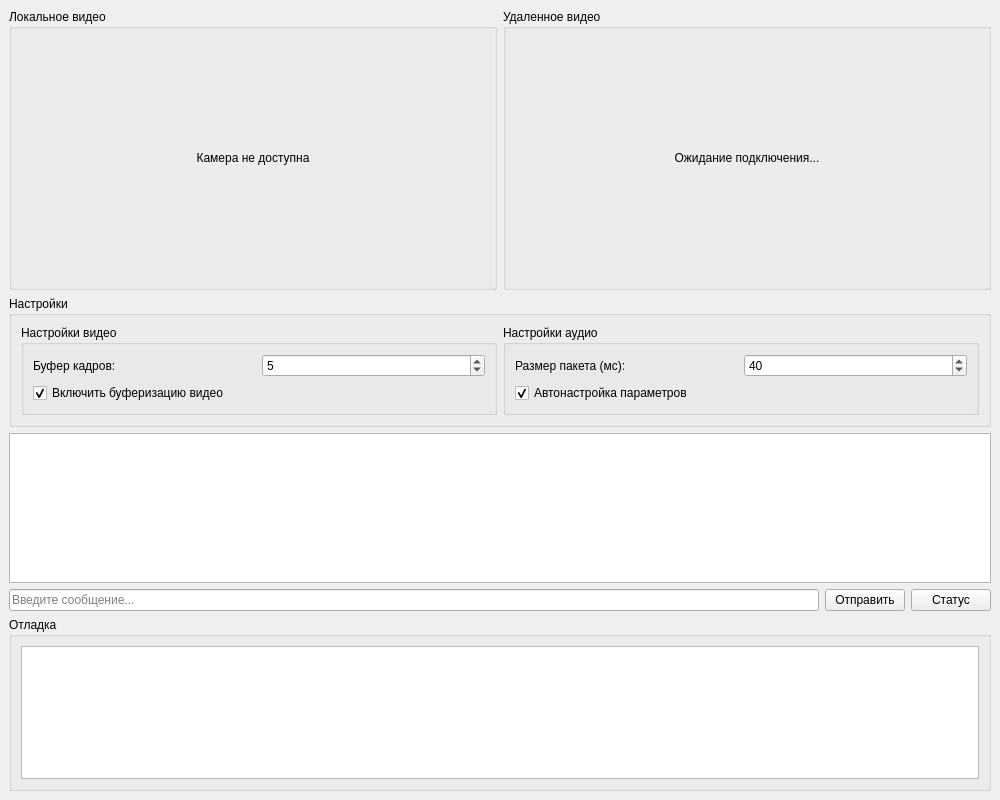
First picture: the form in chatwindow.ui, repository EpNKM/VladioChad, before the edit.
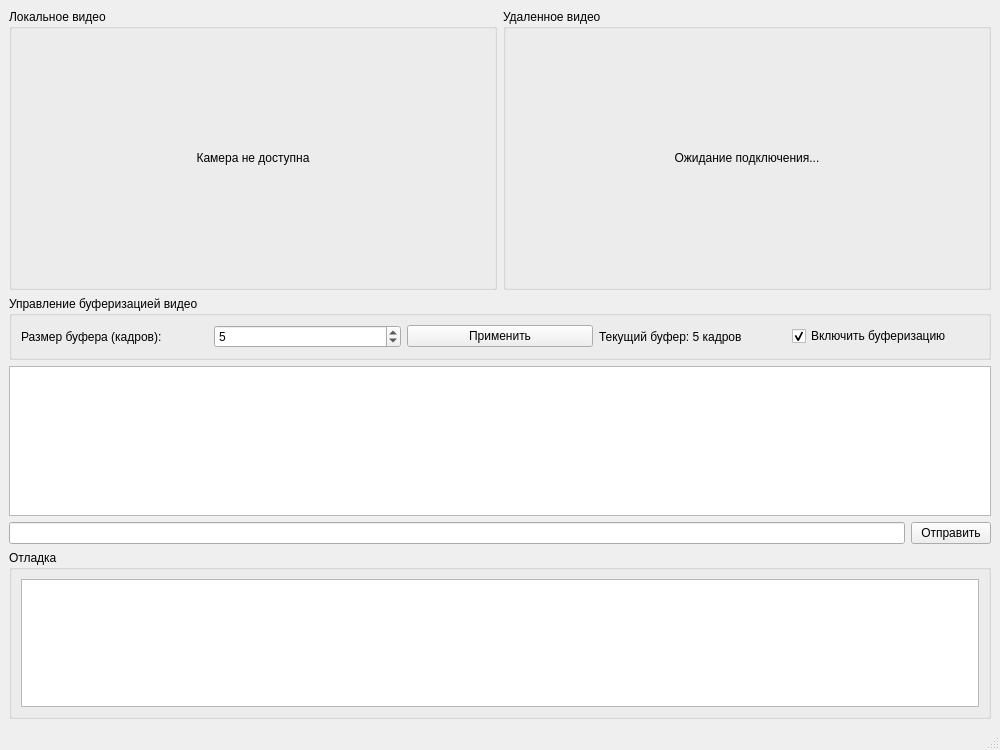
Second picture: the form after the edit.

Patch:
```diff
--- a/chatwindow.ui
+++ b/chatwindow.ui
@@ -7,7 +7,7 @@
     <x>0</x>
     <y>0</y>
     <width>1000</width>
-    <height>800</height>
+    <height>750</height>
    </rect>
   </property>
   <property name="windowTitle">
@@ -72,26 +72,18 @@
     <item>
      <widget class="QGroupBox" name="settingsGroup">
       <property name="title">
-       <string>Настройки</string>
+       <string>Управление буферизацией видео</string>
       </property>
       <layout class="QHBoxLayout" name="horizontalLayout_4">
        <item>
-        <widget class="QGroupBox" name="videoSettingsGroup">
-         <property name="title">
-          <string>Настройки видео</string>
-         </property>
-         <layout class="QVBoxLayout" name="verticalLayout_5">
-          <item>
-           <layout class="QHBoxLayout" name="horizontalLayout_5">
-            <item>
-             <widget class="QLabel" name="videoBufferLabel">
+        <widget class="QLabel" name="bufferSizeLabel">
               <property name="text">
-               <string>Буфер кадров:</string>
+          <string>Размер буфера (кадров):</string>
               </property>
              </widget>
             </item>
             <item>
-             <widget class="QSpinBox" name="videoBufferSpin">
+        <widget class="QSpinBox" name="bufferSizeSpinBox">
               <property name="minimum">
                <number>1</number>
               </property>
@@ -101,57 +93,32 @@
               <property name="value">
                <number>5</number>
               </property>
-             </widget>
-            </item>
-           </layout>
-          </item>
+         <property name="toolTip">
+          <string>Количество кадров для буферизации перед воспроизведением</string>
+         </property>
+        </widget>
+       </item>
           <item>
-           <widget class="QCheckBox" name="enableBufferCheck">
+        <widget class="QPushButton" name="applyBufferButton">
             <property name="text">
-             <string>Включить буферизацию видео</string>
-            </property>
-            <property name="checked">
-             <bool>true</bool>
+          <string>Применить</string>
+         </property>
+         <property name="toolTip">
+          <string>Установить новый размер буфера</string>
             </property>
            </widget>
           </item>
-         </layout>
-        </widget>
-       </item>
        <item>
-        <widget class="QGroupBox" name="audioSettingsGroup">
-         <property name="title">
-          <string>Настройки аудио</string>
-         </property>
-         <layout class="QVBoxLayout" name="verticalLayout_6">
-          <item>
-           <layout class="QHBoxLayout" name="horizontalLayout_6">
-            <item>
-             <widget class="QLabel" name="audioPacketLabel">
+        <widget class="QLabel" name="bufferStatusLabel">
               <property name="text">
-               <string>Размер пакета (мс):</string>
+          <string>Текущий буфер: 5 кадров</string>
               </property>
              </widget>
             </item>
             <item>
-             <widget class="QSpinBox" name="audioPacketSpin">
-              <property name="minimum">
-               <number>20</number>
-              </property>
-              <property name="maximum">
-               <number>60</number>
-              </property>
-              <property name="value">
-               <number>40</number>
-              </property>
-             </widget>
-            </item>
-           </layout>
-          </item>
-          <item>
-           <widget class="QCheckBox" name="autoAdjustCheck">
+        <widget class="QCheckBox" name="enableBufferingCheckBox">
             <property name="text">
-             <string>Автонастройка параметров</string>
+          <string>Включить буферизацию</string>
             </property>
             <property name="checked">
              <bool>true</bool>
@@ -161,9 +128,7 @@
          </layout>
         </widget>
        </item>
-      </layout>
-     </widget>
-    </item>
+
     <item>
      <layout class="QHBoxLayout" name="horizontalLayout_2">
       <item>
@@ -188,11 +153,7 @@
     <item>
      <layout class="QHBoxLayout" name="horizontalLayout_3">
       <item>
-       <widget class="QLineEdit" name="messageEdit">
-        <property name="placeholderText">
-         <string>Введите сообщение...</string>
-        </property>
-       </widget>
+       <widget class="QLineEdit" name="messageEdit"/>
       </item>
       <item>
        <widget class="QPushButton" name="sendButton">
@@ -201,13 +162,6 @@
         </property>
        </widget>
       </item>
-      <item>
-       <widget class="QPushButton" name="statusButton">
-        <property name="text">
-         <string>Статус</string>
-        </property>
-       </widget>
-      </item>
      </layout>
     </item>
     <item>
@@ -234,6 +188,17 @@
     </item>
    </layout>
   </widget>
+  <widget class="QMenuBar" name="menubar">
+   <property name="geometry">
+    <rect>
+     <x>0</x>
+     <y>0</y>
+     <width>1000</width>
+     <height>22</height>
+    </rect>
+   </property>
+  </widget>
+  <widget class="QStatusBar" name="statusbar"/>
  </widget>
  <resources/>
  <connections>
```
Left out of the diff: 32 changed lines with no effect on the pictures. Lines whose indentation alone changed are shown as unchanged.
